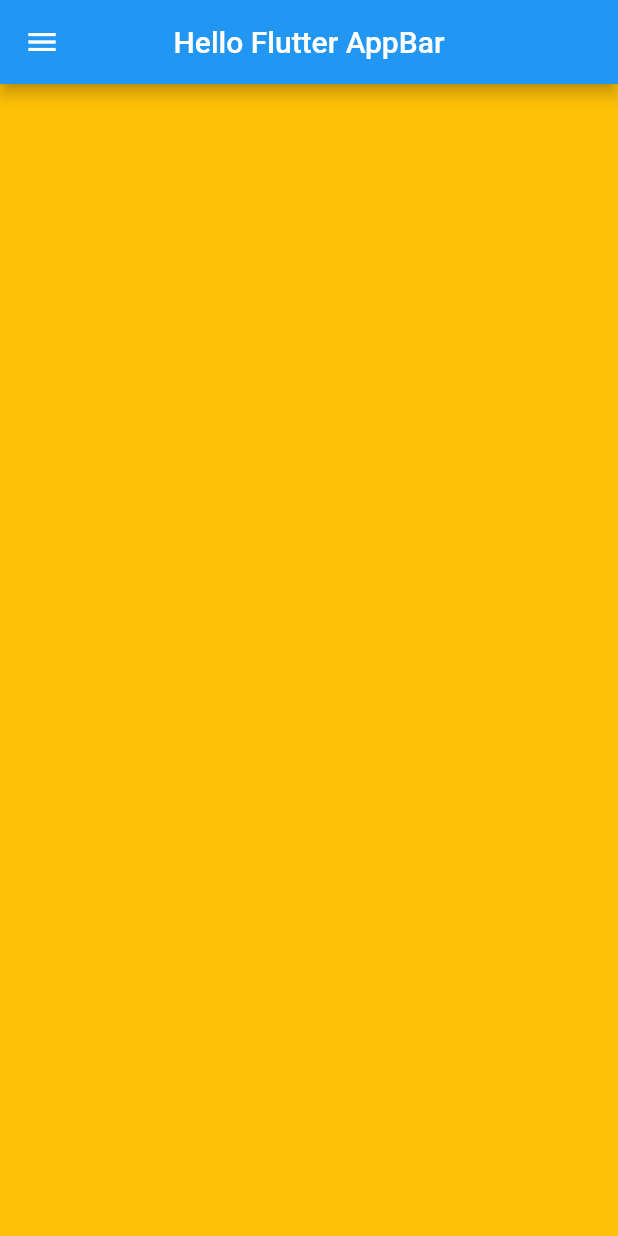
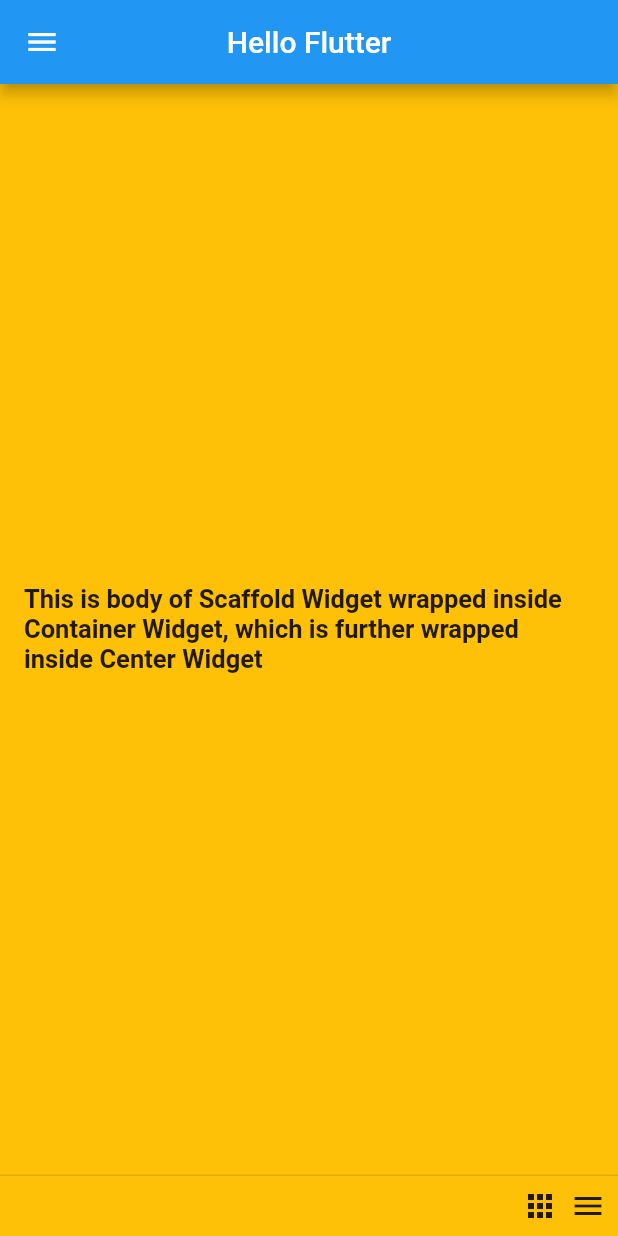
Before and after one commit to litetekno92/scaf, a Flutter app: the screen it shows after launch, on a phone screen of 412 x 824 dp. Run offline on Flutter 3.47's test engine with Material 2 defaults, Android fonts, the phone set to English and light mode, and no system bars.

Commit message:
Main Manythings added

```diff
--- a/lib/main.dart
+++ b/lib/main.dart
@@ -1,5 +1,3 @@
-// main.dart
-
 import 'package:flutter/material.dart';
 
 void main() => runApp(new MyApp());
@@ -30,11 +28,36 @@ Widget build(BuildContext context) {
         padding: EdgeInsets.zero,
         child: new Scaffold(
             backgroundColor: Colors.amber,
-        appBar: AppBar(
-          title: Text('Hello Flutter AppBar'),
-          centerTitle: true,
-          leading: Icon(Icons.menu),
+            appBar: AppBar(title: Text('Hello Flutter'), centerTitle: true),
+            drawer: Drawer(
+              child: ListView(
+                children: <Widget>[
+                  ListTile(
+                    leading: Icon(Icons.account_circle),
+                    title: Text('Drawer layout Item 1'),
+                    onTap: () {
+                      // This line code will close drawer programatically....
+                      Navigator.pop(context);
+                    },
                   ),
-      ));
+                  Divider(
+                    height: 2.0,
+                  ),
+                ],
+              ),
+            ),
+            persistentFooterButtons: <Widget>[
+              Icon(Icons.apps),
+              Icon(Icons.menu)
+            ],
+            body: Center(
+              child: Container(
+                padding: EdgeInsets.all(16.0),
+                child: Text(
+                  'This is body of Scaffold Widget wrapped inside Container Widget, which is further wrapped inside Center Widget',
+                  style: TextStyle(fontWeight: FontWeight.bold, fontSize: 17.0),
+                ),
+              ),
+            )));
   }
 }
```
Lines whose indentation alone changed are shown as unchanged.
